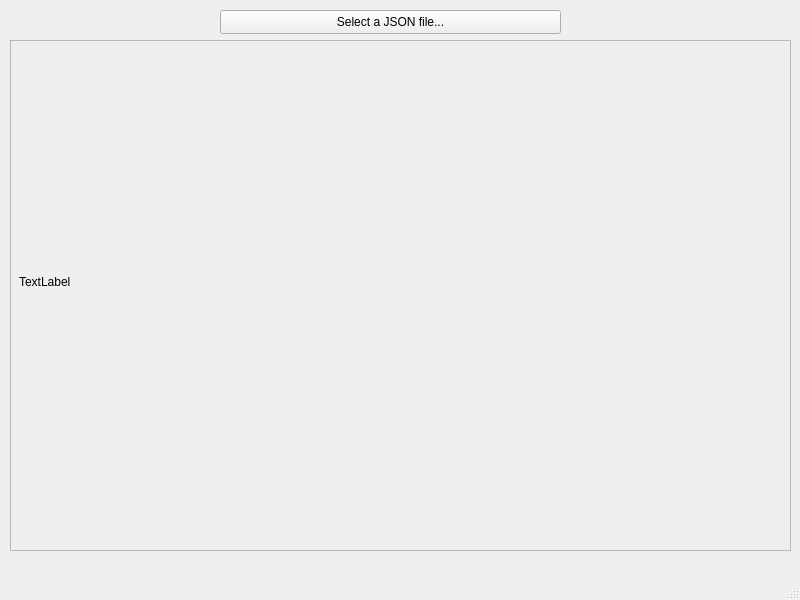
First picture: the form in app/source/C++/MetadataGenerator/mainwindow.ui, repository AbdallahFSher/UKYMetadataGenerator, before the edit.
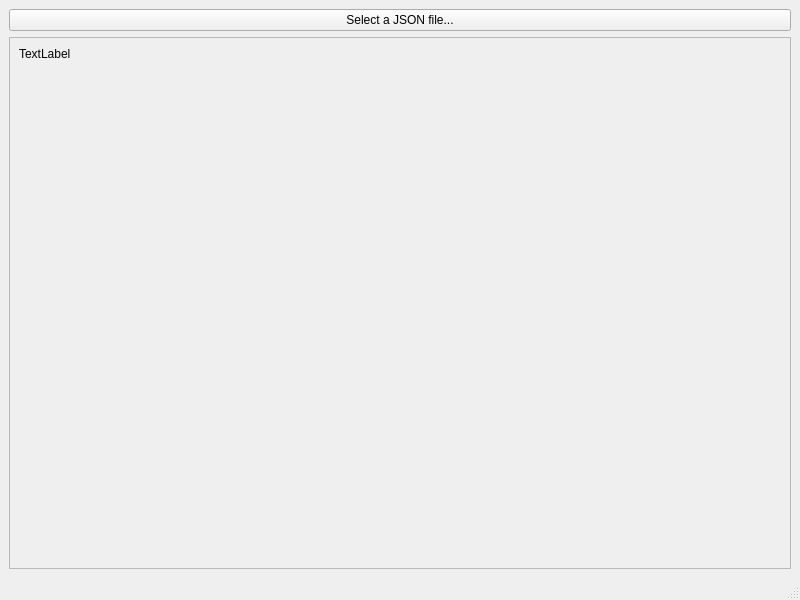
Second picture: the form after the edit.

Commit message: UI fixed, scrolling works now

```diff
--- a/app/source/C++/MetadataGenerator/mainwindow.ui
+++ b/app/source/C++/MetadataGenerator/mainwindow.ui
@@ -14,49 +14,49 @@
    <string>MainWindow</string>
   </property>
   <widget class="QWidget" name="centralwidget">
+   <layout class="QVBoxLayout" name="verticalLayout_2">
+    <item>
    <widget class="QPushButton" name="jsonButton">
-    <property name="geometry">
-     <rect>
-      <x>220</x>
-      <y>10</y>
-      <width>341</width>
-      <height>24</height>
-     </rect>
-    </property>
     <property name="text">
      <string>Select a JSON file...</string>
     </property>
    </widget>
+    </item>
+    <item>
    <widget class="QScrollArea" name="scrollArea">
-    <property name="geometry">
-     <rect>
-      <x>10</x>
-      <y>40</y>
-      <width>781</width>
-      <height>511</height>
-     </rect>
+      <property name="sizePolicy">
+       <sizepolicy hsizetype="Preferred" vsizetype="Preferred">
+        <horstretch>0</horstretch>
+        <verstretch>0</verstretch>
+       </sizepolicy>
+      </property>
+      <property name="sizeAdjustPolicy">
+       <enum>QAbstractScrollArea::SizeAdjustPolicy::AdjustToContents</enum>
     </property>
     <property name="widgetResizable">
      <bool>true</bool>
     </property>
+      <property name="alignment">
+       <set>Qt::AlignmentFlag::AlignLeading|Qt::AlignmentFlag::AlignLeft|Qt::AlignmentFlag::AlignTop</set>
+      </property>
     <widget class="QWidget" name="scrollAreaWidgetContents">
      <property name="geometry">
       <rect>
        <x>0</x>
        <y>0</y>
-       <width>779</width>
-       <height>509</height>
-      </rect>
-     </property>
+         <width>780</width>
+         <height>507</height>
+        </rect>
+       </property>
+       <property name="sizePolicy">
+        <sizepolicy hsizetype="Minimum" vsizetype="Minimum">
+         <horstretch>0</horstretch>
+         <verstretch>0</verstretch>
+        </sizepolicy>
+       </property>
+       <layout class="QVBoxLayout" name="verticalLayout">
+        <item>
      <widget class="QLabel" name="jsonLabel">
-      <property name="geometry">
-       <rect>
-        <x>8</x>
-        <y>5</y>
-        <width>751</width>
-        <height>471</height>
-       </rect>
-      </property>
       <property name="sizePolicy">
        <sizepolicy hsizetype="Preferred" vsizetype="Preferred">
         <horstretch>0</horstretch>
@@ -66,12 +66,19 @@
       <property name="text">
        <string>TextLabel</string>
       </property>
+          <property name="alignment">
+           <set>Qt::AlignmentFlag::AlignLeading|Qt::AlignmentFlag::AlignLeft|Qt::AlignmentFlag::AlignTop</set>
+          </property>
       <property name="wordWrap">
        <bool>true</bool>
       </property>
      </widget>
-    </widget>
-   </widget>
+        </item>
+       </layout>
+      </widget>
+     </widget>
+    </item>
+   </layout>
   </widget>
   <widget class="QMenuBar" name="menubar">
    <property name="geometry">
```
Lines whose indentation alone changed are shown as unchanged. The commit also changes 1 other file.
